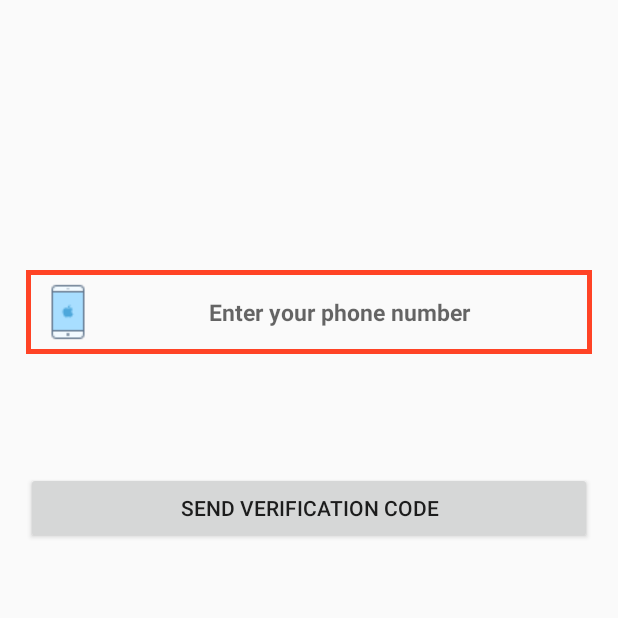
After one commit to saugatchetry/ChitChat, an Android app: the PhoneLoginActivity screen opened directly, with no data from a screen before it, on a phone screen of 412 x 824 dp, the top half of it. The commit adds this screen. Run offline under Robolectric (Android 15) with nearby library versions, the phone set to English and light mode, and no system bars; our stand-ins replace Firebase (no records; nobody signed in at launch, a user with empty details on screens opened directly).

Commit message:
Phone Login Enable - Need To Test it on Real Device- Mostly it will work

```diff
--- a/app/src/main/AndroidManifest.xml
+++ b/app/src/main/AndroidManifest.xml
@@ -21,7 +21,8 @@
         <activity android:name=".LoginActivity" />
         <activity android:name=".RegisterActivity" />
         <activity android:name=".SettingsActivity" />
-        <activity android:name=".GroupChatActivity"></activity>
+        <activity android:name=".GroupChatActivity" />
+        <activity android:name=".PhoneLoginActivity"></activity>
     </application>
 
 </manifest>
--- /dev/null
+++ b/app/src/main/java/saugatchetry/com/chitchat/PhoneLoginActivity.java
@@ -0,0 +1,170 @@
+package saugatchetry.com.chitchat;
+
+import android.app.ProgressDialog;
+import android.content.Intent;
+import android.support.annotation.NonNull;
+import android.support.v7.app.AppCompatActivity;
+import android.os.Bundle;
+import android.text.TextUtils;
+import android.view.View;
+import android.widget.Button;
+import android.widget.EditText;
+import android.widget.Toast;
+
+import com.google.android.gms.tasks.OnCompleteListener;
+import com.google.android.gms.tasks.Task;
+import com.google.firebase.FirebaseException;
+import com.google.firebase.auth.AuthResult;
+import com.google.firebase.auth.FirebaseAuth;
+import com.google.firebase.auth.PhoneAuthCredential;
+import com.google.firebase.auth.PhoneAuthProvider;
+
+import java.util.concurrent.TimeUnit;
+
+public class PhoneLoginActivity extends AppCompatActivity {
+
+    private Button sendVerificationCodeButton, verifyCodeButton;
+    private EditText userPhoneNumber, verificationCode;
+    private PhoneAuthProvider.OnVerificationStateChangedCallbacks callbacks;
+
+    private String mVerificationId;
+    private PhoneAuthProvider.ForceResendingToken mResendToken;
+
+    private FirebaseAuth mAuth;
+
+    private ProgressDialog dialog;
+
+    @Override
+    protected void onCreate(Bundle savedInstanceState) {
+        super.onCreate(savedInstanceState);
+        setContentView(R.layout.activity_phone_login);
+
+        mAuth = FirebaseAuth.getInstance();
+
+        initializeUIComponents();
+
+        sendVerificationCodeButton.setOnClickListener(new View.OnClickListener() {
+            @Override
+            public void onClick(View view) {
+                String phoneNumber = userPhoneNumber.getText().toString();
+
+                if(TextUtils.isEmpty(phoneNumber)){
+                    Toast.makeText(PhoneLoginActivity.this, "Please Enter your Phone Number ", Toast.LENGTH_SHORT).show();
+                }
+                else{
+
+                    dialog.setTitle("Verifying");
+                    dialog.setMessage("Verification in Process .. Please Wait");
+                    dialog.setCanceledOnTouchOutside(false);
+                    dialog.show();
+                    PhoneAuthProvider.getInstance().verifyPhoneNumber(
+                            phoneNumber,        // Phone number to verify
+                            60,                 // Timeout duration
+                            TimeUnit.SECONDS,   // Unit of timeout
+                            PhoneLoginActivity.this,               // Activity (for callback binding)
+                            callbacks);
+                }
+            }
+        });
+
+
+        verifyCodeButton.setOnClickListener(new View.OnClickListener() {
+            @Override
+            public void onClick(View view) {
+                sendVerificationCodeButton.setVisibility(View.INVISIBLE);
+                userPhoneNumber.setVisibility(View.INVISIBLE);
+                String verificationCodeEntered = verificationCode.getText().toString();
+
+                if(TextUtils.isEmpty(verificationCodeEntered)){
+                    Toast.makeText(PhoneLoginActivity.this, "Please Enter Code", Toast.LENGTH_SHORT).show();
+                }
+
+                else{
+
+                    dialog.setTitle("Verifying");
+                    dialog.setMessage("Verification in Process .. Please Wait");
+                    dialog.setCanceledOnTouchOutside(false);
+                    dialog.show();
+
+                    PhoneAuthCredential credential = PhoneAuthProvider.getCredential(mVerificationId, verificationCodeEntered);
+                    signInWithPhoneAuthCredential(credential);
+                }
+            }
+        });
+
+        callbacks = new PhoneAuthProvider.OnVerificationStateChangedCallbacks() {
+            @Override
+            public void onVerificationCompleted(PhoneAuthCredential phoneAuthCredential) {
+                signInWithPhoneAuthCredential(phoneAuthCredential);
+            }
+
+            @Override
+            public void onVerificationFailed(FirebaseException e) {
+
+                dialog.dismiss();
+                Toast.makeText(PhoneLoginActivity.this, "Verification Failed", Toast.LENGTH_SHORT).show();
+
+                sendVerificationCodeButton.setVisibility(View.VISIBLE);
+                userPhoneNumber.setVisibility(View.VISIBLE);
+                verifyCodeButton.setVisibility(View.INVISIBLE);
+                verificationCode.setVisibility(View.INVISIBLE);
+            }
+
+
+            @Override
+            public void onCodeSent(String verificationId,
+                                   PhoneAuthProvider.ForceResendingToken token) {
+
+                mVerificationId = verificationId;
+                mResendToken = token;
+                dialog.dismiss();
+                Toast.makeText(PhoneLoginActivity.this, "Code Sent", Toast.LENGTH_SHORT).show();
+
+                sendVerificationCodeButton.setVisibility(View.INVISIBLE);
+                userPhoneNumber.setVisibility(View.INVISIBLE);
+                verifyCodeButton.setVisibility(View.VISIBLE);
+                verificationCode.setVisibility(View.VISIBLE);
+
+            }
+        };
+    }
+
+
+    private void signInWithPhoneAuthCredential(PhoneAuthCredential credential) {
+        mAuth.signInWithCredential(credential)
+                .addOnCompleteListener(this, new OnCompleteListener<AuthResult>() {
+                    @Override
+                    public void onComplete(@NonNull Task<AuthResult> task) {
+                        if (task.isSuccessful()) {
+
+                            dialog.dismiss();
+                            redirectToMainActivity();
+
+                        } else {
+
+                            String error = task.getException().getMessage();
+                            Toast.makeText(PhoneLoginActivity.this, "Error - "+error, Toast.LENGTH_SHORT).show();
+
+                        }
+                    }
+                });
+    }
+
+    private void initializeUIComponents() {
+        sendVerificationCodeButton = (Button) findViewById(R.id.send_verification_code);
+        verifyCodeButton = (Button) findViewById(R.id.verify_button);
+
+        userPhoneNumber = (EditText) findViewById(R.id.phone_number_input);
+        verificationCode = (EditText) findViewById(R.id.verification_code_input);
+
+        dialog = new ProgressDialog(PhoneLoginActivity.this);
+    }
+
+
+    private void redirectToMainActivity(){
+        Intent mainIntent = new Intent(PhoneLoginActivity.this, MainActivity.class);
+        mainIntent.addFlags(Intent.FLAG_ACTIVITY_NEW_TASK | Intent.FLAG_ACTIVITY_CLEAR_TASK);
+        startActivity(mainIntent);
+        finish();
+    }
+}
--- /dev/null
+++ b/app/src/main/res/layout/activity_phone_login.xml
@@ -0,0 +1,65 @@
+<?xml version="1.0" encoding="utf-8"?>
+<RelativeLayout xmlns:android="http://schemas.android.com/apk/res/android"
+    xmlns:app="http://schemas.android.com/apk/res-auto"
+    xmlns:tools="http://schemas.android.com/tools"
+    android:layout_width="match_parent"
+    android:layout_height="match_parent"
+    tools:context=".PhoneLoginActivity">
+
+    <EditText
+        android:id="@+id/phone_number_input"
+        android:layout_width="match_parent"
+        android:layout_height="wrap_content"
+        android:layout_alignParentStart="true"
+        android:layout_marginStart="17dp"
+        android:layout_marginEnd="17dp"
+        android:layout_marginTop="180dp"
+        android:background="@drawable/inputs"
+        android:textAllCaps="false"
+        android:padding="8dp"
+        android:hint="Enter your phone number"
+        android:textSize="15sp"
+        android:drawableStart="@drawable/phone"
+        android:textAlignment="center"
+        android:textStyle="bold"/>
+
+    <EditText
+        android:id="@+id/verification_code_input"
+        android:layout_below="@+id/phone_number_input"
+        android:layout_width="match_parent"
+        android:layout_height="wrap_content"
+        android:layout_alignParentStart="true"
+        android:layout_marginStart="17dp"
+        android:layout_marginEnd="17dp"
+        android:layout_marginTop="10dp"
+        android:background="@drawable/inputs"
+        android:textAllCaps="false"
+        android:padding="5dp"
+        android:hint="Enter the verification code"
+        android:textSize="15sp"
+        android:drawableStart="@drawable/password"
+        android:textAlignment="center"
+        android:textStyle="bold"
+        android:visibility="invisible"/>
+
+    <Button
+        android:id="@+id/send_verification_code"
+        android:layout_below="@+id/verification_code_input"
+        android:layout_width="match_parent"
+        android:layout_height="wrap_content"
+        android:text="Send Verification Code"
+        android:layout_marginStart="17dp"
+        android:layout_marginEnd="17dp"
+        android:layout_marginTop="10dp"/>
+
+    <Button
+        android:id="@+id/verify_button"
+        android:layout_below="@+id/send_verification_code"
+        android:layout_width="match_parent"
+        android:layout_height="wrap_content"
+        android:text="Verify Code"
+        android:layout_marginStart="17dp"
+        android:layout_marginEnd="17dp"
+        android:layout_marginTop="10dp"
+        android:visibility="invisible"/>
+</RelativeLayout>
```
Also changed, not shown: app/src/main/java/saugatchetry/com/chitchat/LoginActivity.java (+14 -0 lines).
